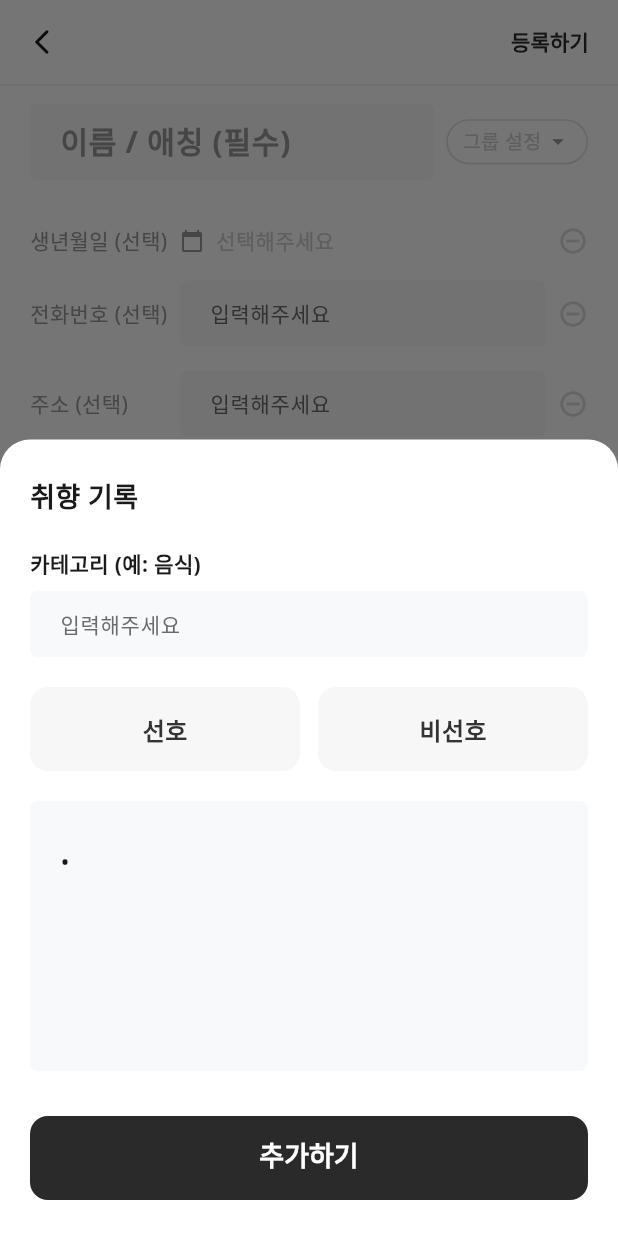
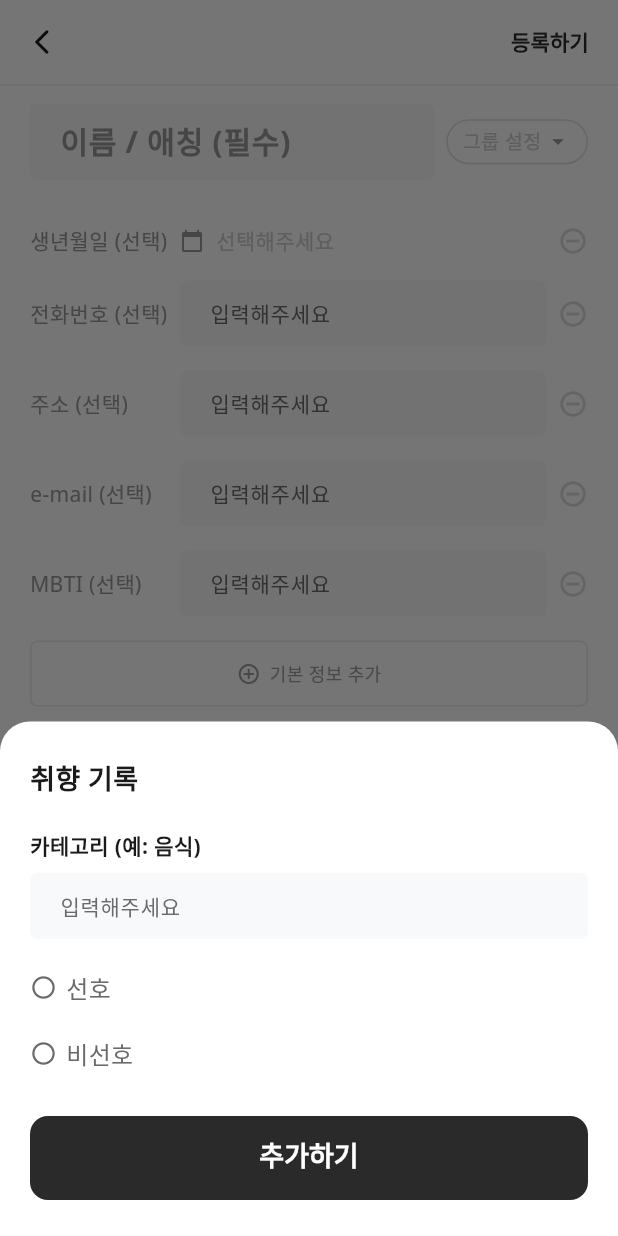
Before and after one commit to uiiuodo/testedn5, a Flutter app: the PersonEditScreen screen opened directly, after a tap on the "add" icon, after a tap on "취향 기록 추가하기", on a phone screen of 412 x 824 dp. Run offline on Flutter 3.47's test engine with Material 3 defaults, Android fonts, the light colour scheme and no system bars; our stand-ins replace firebase_core, get, hive, hive_flutter, shared_preferences, table_calendar; missing offline and left inert: lunar; accounts and stored records are empty; Roboto replaces fonts that are missing (Noto Sans).

Commit message:
취향 기록 수정

```diff
--- a/lib/ui/page/people/preference_add_bottom_sheet.dart
+++ b/lib/ui/page/people/preference_add_bottom_sheet.dart
@@ -1,6 +1,7 @@
 import 'package:flutter/material.dart';
 import 'package:get/get.dart';
 import '../../theme/app_colors.dart';
+import '../../theme/app_text_styles.dart';
 
 import '../../widgets/common/custom_input_field.dart';
 
@@ -8,16 +9,17 @@ class PreferenceAddBottomSheet extends StatefulWidget {
   /// 처음 등록할 때는 null로 두고,
   /// 수정 모달로 띄울 때만 값 넣어서 호출하면 됨.
   final String? initialCategory; // 초기 카테고리 (예: "음식")
-  final bool? initialIsLike; // 초기 선호 여부 (true=선호, false=비선호)
-  final List<String>? initialContents; // 초기 내용 목록
+  final List<String>? initialLikes; // 초기 선호 내용 목록
+  final List<String>? initialDislikes; // 초기 비선호 내용 목록
 
-  final Function(String category, bool isLike, List<String> contents) onAdd;
+  final Function(String category, List<String> likes, List<String> dislikes)
+  onAdd;
 
   const PreferenceAddBottomSheet({
     super.key,
     this.initialCategory,
-    this.initialIsLike,
-    this.initialContents,
+    this.initialLikes,
+    this.initialDislikes,
     required this.onAdd,
   });
 
@@ -28,69 +30,60 @@ class PreferenceAddBottomSheet extends StatefulWidget {
 
 class _PreferenceAddBottomSheetState extends State<PreferenceAddBottomSheet> {
   late TextEditingController _categoryController;
-  late TextEditingController _contentController;
+  late TextEditingController _likeController;
+  late TextEditingController _dislikeController;
 
-  // true: Like, false: Dislike, null: Not selected
-  bool? _isLike;
+  bool isLikeEnabled = false;
+  bool isDislikeEnabled = false;
 
   @override
   void initState() {
     super.initState();
-
-    // 선호/비선호 초기값
-    _isLike = widget.initialIsLike;
 
     // 카테고리 초기값
     _categoryController = TextEditingController(
       text: widget.initialCategory ?? '',
     );
 
-    // 내용 초기값
-    String initialText;
+    // 선호 초기값
+    final likes = widget.initialLikes ?? [];
+    isLikeEnabled = likes.isNotEmpty;
+    _likeController = TextEditingController(text: _formatContents(likes));
 
-    if (widget.initialContents != null && widget.initialContents!.isNotEmpty) {
-      // 이미 저장된 내용이 있을 때 → 각 줄 앞에 점 붙여서 보여주기
-      initialText = widget.initialContents!.map((e) => '• $e').join('\n');
-    } else {
-      // 새로 추가할 때 → 첫 줄에 점 하나 깔아두기
-      initialText = '• ';
-    }
+    // 비선호 초기값
+    final dislikes = widget.initialDislikes ?? [];
+    isDislikeEnabled = dislikes.isNotEmpty;
+    _dislikeController = TextEditingController(text: _formatContents(dislikes));
 
-    _contentController = TextEditingController(text: initialText);
+    // 새로 추가 모드일 때 기본적으로 둘 다 꺼져있음 (위 로직에서 처리됨)
+  }
+
+  String _formatContents(List<String> contents) {
+    if (contents.isEmpty) return '• ';
+    return contents.map((e) => '• $e').join('\n');
   }
 
   @override
   void dispose() {
     _categoryController.dispose();
-    _contentController.dispose();
+    _likeController.dispose();
+    _dislikeController.dispose();
     super.dispose();
   }
 
-  void _handleContentChange(String value) {
+  void _handleContentChange(TextEditingController controller, String value) {
     // 엔터 치면 자동으로 다음 줄에 점 찍어주기
     if (value.endsWith('\n')) {
       final newValue = '$value• ';
-      _contentController.value = TextEditingValue(
+      controller.value = TextEditingValue(
         text: newValue,
         selection: TextSelection.collapsed(offset: newValue.length),
       );
     }
   }
 
-  void _submit() {
-    final category = _categoryController.text.trim();
-    if (category.isEmpty) {
-      Get.snackbar('알림', '카테고리를 입력해주세요.');
-      return;
-    }
-
-    if (_isLike == null) {
-      Get.snackbar('알림', '선호/비선호를 선택해주세요.');
-      return;
-    }
-
-    // 내용 파싱해서 깔끔한 리스트 만들기
-    final rawLines = _contentController.text.split('\n');
+  List<String> _parseContents(String text) {
+    final rawLines = text.split('\n');
     final validContents = <String>[];
 
     for (final line in rawLines) {
@@ -106,13 +99,29 @@ class _PreferenceAddBottomSheetState extends State<PreferenceAddBottomSheet> {
         validContents.add(cleanLine);
       }
     }
+    return validContents;
+  }
 
-    if (validContents.isEmpty) {
-      Get.snackbar('알림', '내용을 입력해주세요.');
+  void _submit() {
+    final category = _categoryController.text.trim();
+    if (category.isEmpty) {
+      Get.snackbar('알림', '카테고리를 입력해주세요.');
       return;
     }
 
-    widget.onAdd(category, _isLike!, validContents);
+    final likes = isLikeEnabled
+        ? _parseContents(_likeController.text)
+        : <String>[];
+    final dislikes = isDislikeEnabled
+        ? _parseContents(_dislikeController.text)
+        : <String>[];
+
+    if (likes.isEmpty && dislikes.isEmpty) {
+      Get.snackbar('알림', '선호 또는 비선호 중 하나 이상 내용을 입력해주세요.');
+      return;
+    }
+
+    widget.onAdd(category, likes, dislikes);
   }
 
   @override
@@ -152,109 +161,31 @@ class _PreferenceAddBottomSheetState extends State<PreferenceAddBottomSheet> {
           ),
           const SizedBox(height: 20),
 
-          // Type Selection (Like / Dislike)
-          Row(
-            children: [
-              Expanded(
-                child: GestureDetector(
-                  onTap: () {
-                    setState(() {
-                      _isLike = true;
-                    });
-                  },
-                  child: Container(
-                    padding: const EdgeInsets.symmetric(vertical: 14),
-                    decoration: BoxDecoration(
-                      color: const Color(0xFFF7F7F7), // Very Light Gray
-                      borderRadius: BorderRadius.circular(12),
-                      border: Border.all(
-                        color: _isLike == true
-                            ? const Color(0xFF2F80ED) // Blue (선호 선택)
-                            : Colors.transparent,
-                        width: 2.0,
-                      ),
-                    ),
-                    alignment: Alignment.center,
-                    child: Text(
-                      '선호',
-                      style: TextStyle(
-                        fontSize: 16,
-                        fontWeight: _isLike == true
-                            ? FontWeight.bold
-                            : FontWeight.w600,
-                        color: const Color(0xFF333333),
-                      ),
-                    ),
-                  ),
-                ),
-              ),
-              const SizedBox(width: 12),
-              Expanded(
-                child: GestureDetector(
-                  onTap: () {
-                    setState(() {
-                      _isLike = false;
-                    });
-                  },
-                  child: Container(
-                    padding: const EdgeInsets.symmetric(vertical: 14),
-                    decoration: BoxDecoration(
-                      color: const Color(0xFFF7F7F7),
-                      borderRadius: BorderRadius.circular(12),
-                      border: Border.all(
-                        color: _isLike == false
-                            ? const Color(0xFF000000) // Black (비선호 선택)
-                            : Colors.transparent,
-                        width: 2.0,
-                      ),
-                    ),
-                    alignment: Alignment.center,
-                    child: Text(
-                      '비선호',
-                      style: TextStyle(
-                        fontSize: 16,
-                        fontWeight: _isLike == false
-                            ? FontWeight.bold
-                            : FontWeight.w600,
-                        color: const Color(0xFF333333),
-                      ),
-                    ),
-                  ),
-                ),
-              ),
-            ],
+          // Like Section
+          _buildSection(
+            label: '선호',
+            isEnabled: isLikeEnabled,
+            controller: _likeController,
+            onToggle: () {
+              setState(() {
+                isLikeEnabled = !isLikeEnabled;
+              });
+            },
+            hintText: '• 예: 연어\n• 예: 명란',
           ),
           const SizedBox(height: 20),
 
-          // Content Input
-          Container(
-            height: 180,
-            padding: const EdgeInsets.symmetric(horizontal: 16, vertical: 16),
-            decoration: BoxDecoration(
-              color: AppColors.surface,
-              borderRadius: BorderRadius.circular(5),
-            ),
-            child: TextField(
-              controller: _contentController,
-              onChanged: _handleContentChange,
-              maxLines: null,
-              style: const TextStyle(
-                fontSize: 16,
-                height: 1.6,
-                color: AppColors.textPrimary,
-              ),
-              cursorColor: AppColors.textPrimary,
-              decoration: const InputDecoration(
-                border: InputBorder.none,
-                focusedBorder: InputBorder.none,
-                enabledBorder: InputBorder.none,
-                errorBorder: InputBorder.none,
-                disabledBorder: InputBorder.none,
-                hintText: '내용 입력하기',
-                hintStyle: TextStyle(color: Color(0xFF999999)),
-                contentPadding: EdgeInsets.zero,
-              ),
-            ),
+          // Dislike Section
+          _buildSection(
+            label: '비선호',
+            isEnabled: isDislikeEnabled,
+            controller: _dislikeController,
+            onToggle: () {
+              setState(() {
+                isDislikeEnabled = !isDislikeEnabled;
+              });
+            },
+            hintText: '• 예: 오이\n• 예: 당근',
           ),
           const SizedBox(height: 30),
 
@@ -285,4 +216,67 @@ class _PreferenceAddBottomSheetState extends State<PreferenceAddBottomSheet> {
       ),
     );
   }
+
+  Widget _buildSection({
+    required String label,
+    required bool isEnabled,
+    required TextEditingController controller,
+    required VoidCallback onToggle,
+    required String hintText,
+  }) {
+    return Column(
+      crossAxisAlignment: CrossAxisAlignment.start,
+      children: [
+        GestureDetector(
+          onTap: onToggle,
+          behavior: HitTestBehavior.opaque,
+          child: Row(
+            children: [
+              Icon(
+                isEnabled ? Icons.check_circle : Icons.radio_button_unchecked,
+                size: 18,
+                color: isEnabled ? AppColors.primary : AppColors.textSecondary,
+              ),
+              const SizedBox(width: 6),
+              Text(
+                label,
+                style: AppTextStyles.body1.copyWith(
+                  fontWeight: FontWeight.w500,
+                  color: isEnabled
+                      ? AppColors.primary
+                      : AppColors.textSecondary,
+                ),
+              ),
+            ],
+          ),
+        ),
+        if (isEnabled) ...[
+          const SizedBox(height: 8),
+          Container(
+            width: double.infinity,
+            decoration: BoxDecoration(
+              color: AppColors.inputBackground,
+              borderRadius: BorderRadius.circular(10),
+            ),
+            padding: const EdgeInsets.all(12),
+            child: TextField(
+              controller: controller,
+              maxLines: null,
+              keyboardType: TextInputType.multiline,
+              style: AppTextStyles.body2,
+              onChanged: (val) => _handleContentChange(controller, val),
+              decoration: InputDecoration(
+                isDense: true,
+                border: InputBorder.none,
+                hintText: hintText,
+                hintStyle: AppTextStyles.caption.copyWith(
+                  color: AppColors.textSecondary,
+                ),
+              ),
+            ),
+          ),
+        ],
+      ],
+    );
+  }
 }
```
Also changed, not shown: lib/ui/page/mypage/my_record_controller.dart (+30 -21 lines), lib/ui/page/mypage/my_record_screen.dart (+31 -65 lines), lib/ui/page/people/person_edit_controller.dart (+30 -25 lines), lib/ui/page/people/person_edit_screen.dart (+69 -95 lines).
